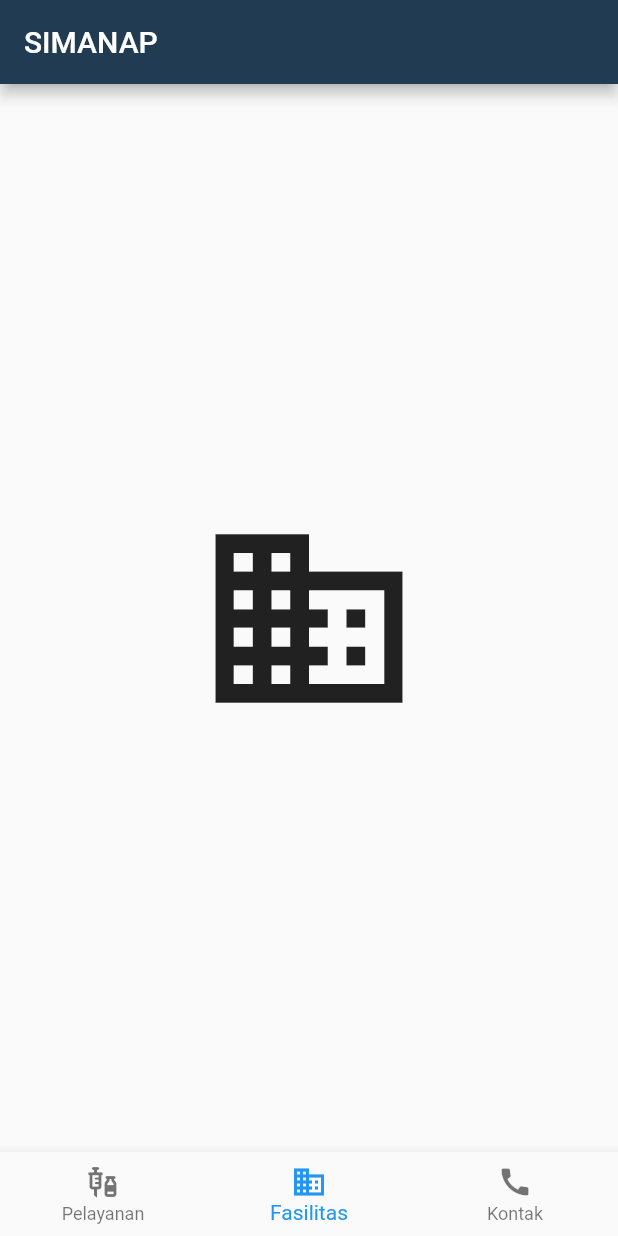
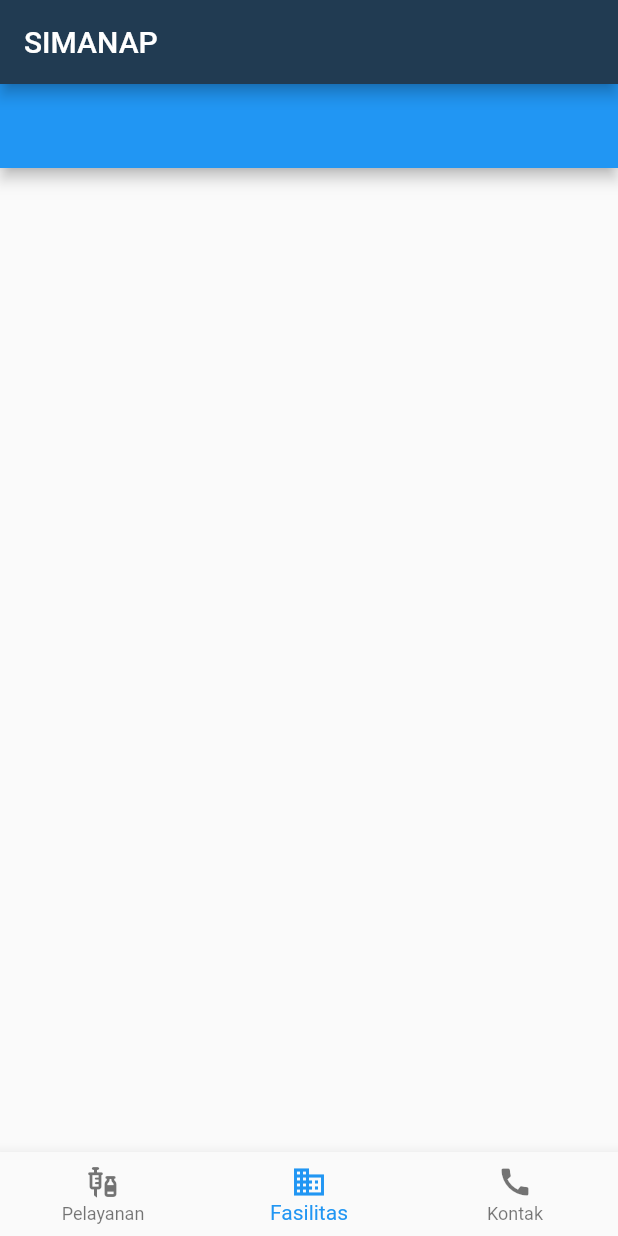
Before and after one commit to Fajri2R/simanap_mobile, a Flutter app: the screen it shows after launch, swiped to page 2, on a phone screen of 412 x 824 dp. Run offline on Flutter 3.47's test engine with Material 2 defaults, Android fonts, the phone set to English and light mode, and no system bars; our stand-ins replace get.

Commit message:
Memisahkan screen bottomBar

```diff
--- /dev/null
+++ b/lib/fasilitas_screen.dart
@@ -0,0 +1,20 @@
+import 'package:flutter/material.dart';
+
+class FasilitasScreen extends StatefulWidget {
+  const FasilitasScreen({Key? key}) : super(key: key);
+
+  @override
+  State<FasilitasScreen> createState() => _FasilitasScreenState();
+}
+
+class _FasilitasScreenState extends State<FasilitasScreen> {
+  @override
+  Widget build(BuildContext context) {
+    return Scaffold(
+      appBar: AppBar(
+        title: const Text(''),
+      ),
+      body: Container(),
+    );
+  }
+}
--- a/lib/main_screen.dart
+++ b/lib/main_screen.dart
@@ -1,4 +1,6 @@
 import 'package:flutter/material.dart';
+import 'package:simanap_mobile/fasilitas_screen.dart';
+import 'package:simanap_mobile/kontak_screen.dart';
 
 class MainScreen extends StatefulWidget {
   const MainScreen({Key? key}) : super(key: key);
@@ -20,49 +22,11 @@ class _MainScreenState extends State<MainScreen> {
         Icons.vaccines,
         size: 150,
       ),
-      const Icon(
-        Icons.business,
-        size: 150,
-      ),
-      _buildKontakCard(),
+      const FasilitasScreen(),
+      const KontakScreen(),
     ];
 
     _pageController = PageController(initialPage: _selectedIndex);
-  }
-
-  Widget _buildKontakCard() {
-    return SingleChildScrollView(
-      child: Card(
-        shape: RoundedRectangleBorder(
-          borderRadius: BorderRadius.circular(10.0),
-          side: const BorderSide(color: Colors.black, width: 1.0),
-        ),
-        margin: const EdgeInsets.all(10.0),
-        child: const Padding(
-          padding: EdgeInsets.all(10.0),
-          child: Column(
-            children: <Widget>[
-              Text(
-                'Informasi Kontak',
-                style: TextStyle(
-                  fontWeight: FontWeight.bold,
-                  fontSize: 18.0,
-                ),
-              ),
-              SizedBox(height: 10.0),
-              Text(
-                'Nomor Telepon: 123-456-789',
-                style: TextStyle(fontSize: 16.0),
-              ),
-              Text(
-                'Alamat Email: example@email.com',
-                style: TextStyle(fontSize: 16.0),
-              ),
-            ],
-          ),
-        ),
-      ),
-    );
   }
 
   void _onItemTapped(int index) {
```
Also changed, not shown: lib/kontak_screen.dart (added, +46 -0 lines), lib/model/fasilitas.dart (added, +159 -0 lines).
